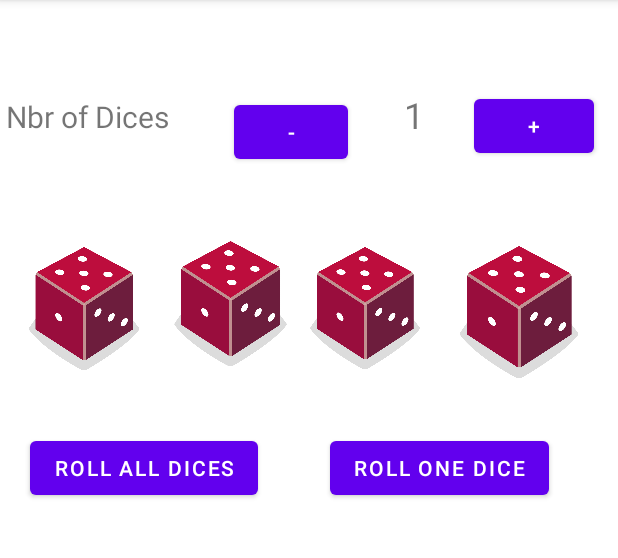
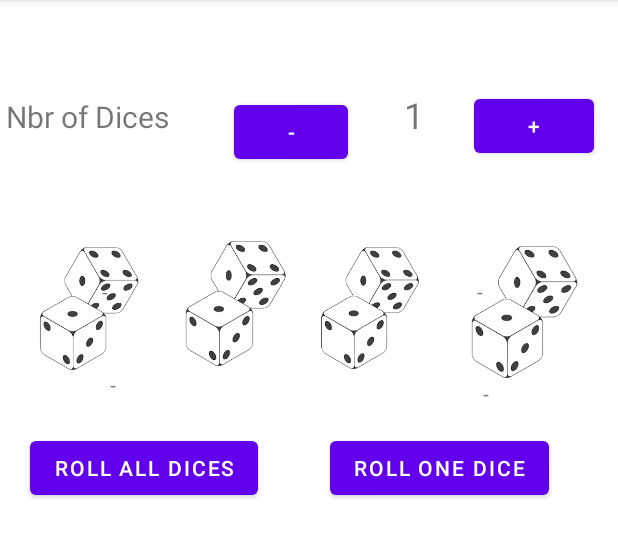
Before and after one commit to asmaakh98/DiceRoller, an Android app: the screen it shows after launch (MainActivity), on a phone screen of 412 x 824 dp, the part 84-642 px from its top. Run offline under Robolectric (Android 15) with nearby library versions, the phone set to English and light mode, and no system bars; 1 statement that could not run was skipped.

Commit message:
third Commit

```diff
--- a/app/src/main/java/com/example/part1diceroller/MainActivity.kt
+++ b/app/src/main/java/com/example/part1diceroller/MainActivity.kt
@@ -20,33 +20,33 @@ class MainActivity : AppCompatActivity() {
     private lateinit var diceImgV: Array<ImageView>
     private lateinit var recyclerView: RecyclerView
     private var isDiceStyleImg = true
-    private var dicesViewVals:Array<Int> = Array(4, init = {
+    private var dicesViewVals: Array<Int> = Array(4, init = {
         0
     })
-    private var results:MutableList<Result> = mutableListOf()
+    private var results: MutableList<Result> = mutableListOf()
 
     override fun onCreate(savedInstanceState: Bundle?) {
         super.onCreate(savedInstanceState)
         setContentView(R.layout.activity_main)
-        val rollButton: Button = findViewById(R.id.button)
-        rollButton.setOnClickListener { rollDice() }
+        //val rollButton: Button = findViewById(R.id.button)
+        //rollButton.setOnClickListener { rollDice() }
         recyclerView = findViewById<RecyclerView>(R.id.ResultsView)
-        recyclerView.adapter = ResultAdapter(this, results)
+        recyclerView.adapter = ResultAdapter(this)
         //roll the dice onLoad
-        rollDice()
-    }
-        /*nbDicesLbl = findViewById(R.id.lblNbDices)
+        //rollDice()
+
+        nbDicesLbl = findViewById(R.id.lblnbDices)
         dicesTxtV = Array(4, init = {
             if (it == 0) {
-                findViewById<TextView>(R.id.diceText1)
+                findViewById<TextView>(R.id.diceTv1)
             } else if (it == 1) {
-                findViewById<TextView>(R.id.diceText2)
+                findViewById<TextView>(R.id.diceTv2)
             } else if (it == 2) {
-                findViewById<TextView>(R.id.diceText3)
+                findViewById<TextView>(R.id.diceTv3)
             } else if (it == 3) {
-                findViewById<TextView>(R.id.diceText4)
+                findViewById<TextView>(R.id.diceTv4)
             } else {
-                findViewById<TextView>(R.id.diceText1)
+                findViewById<TextView>(R.id.diceTv1)
             }
         })
 
@@ -63,34 +63,37 @@ class MainActivity : AppCompatActivity() {
                 findViewById<ImageView>(R.id.Img1)
             }
         })
-    }*/
+    }
 
-    /* fun btnSwitchDiceStyleClicked(sender: View) {
+    /*fun btnSwitchDiceStyleClicked(sender: View) {
         isDiceStyleImg = !isDiceStyleImg
-        findViewById<View>(R.id.dicStyleText).isVisible = isDiceStyleImg
+        findViewById<View>(R.id.diceStyleText).isVisible = !isDiceStyleImg
         findViewById<View>(R.id.diceStyleImg).isVisible = isDiceStyleImg
-    }*/
+    }
 
-    /* val rollButton: Button = findViewById(R.id.button)
+     val rollButton: Button = findViewById(R.id.button)
         rollButton.setOnClickListener {
             rollDice()
         }*/
-    /*private fun btnRollOneClicked(sender: View) {
+    private fun btnRollOneClicked(sender: View) {
         if (Dice + 1 < nbDices) {
             Dice++
         } else {
             Dice = 0
             resetDice()
         }
-        rollDice()
+        rollDice(Dice)
+        if (Dice == nbDices - 1)
+            saveResult()
     }
 
     private fun btnRollAllClicked(sender: View) {
-        for (i in 0 until nbDices) {
-            rollDice()
+        for (i in 0 until nbDices - 1) {
+            rollDice(i)
         }
+        saveResult()
         Dice = 3
-    }*/
+    }
 
     private fun btnDiceIncClicked(sender: View) {
         if (nbDices == 4) return
@@ -110,7 +113,7 @@ class MainActivity : AppCompatActivity() {
         configureButtons()
     }
 
-    private fun rollDice() {
+    /*private fun rollDice() {
         // Create new Dice object with 6 sides and roll it
         val dice = Dice(6)
         val diceRoll = dice.roll()
@@ -168,7 +171,15 @@ class MainActivity : AppCompatActivity() {
         diceImage3.contentDescription = diceRoll.toString()
         diceImage4.setImageResource(drawableResource4)
         diceImage4.contentDescription = diceRoll.toString()
+    }*/
+    private fun rollDice(i: Int) {
+        var y = (1..6).random()
+        dicesViewVals[i] = y
+        dicesTxtV[i].text = y.toString()
+        diceImgV[i].setImageDrawable(getDrawable(y.toString()))
+
     }
+
     private fun configureButtons() {
         findViewById<Button>(R.id.btn_inc).isEnabled = nbDices != 4
         findViewById<Button>(R.id.btn_dec).isEnabled = nbDices != 1
@@ -177,28 +188,32 @@ class MainActivity : AppCompatActivity() {
     private fun getDiceDrawable(imgName: String): Drawable {
         return resources.getDrawable(
             resources.getIdentifier(
-                "@drawable/dice$imgName",
+                "@drawable/dice" + imgName,
                 null,
                 packageName
-            )
+            ), theme
         )
-
     }
 
+
     private fun resetDice() {
-        for (i in 0 until nbDices) {
+        for (i in 0 until nbDices - 1) {
             resetDice()
         }
 
     }
 
     private fun resetDice(i: Int) {
+        dicesViewVals = arrayOf(0)
         dicesTxtV[i].text = "-"
-        diceImgV[i]
+        diceImgV[i].setImageDrawable(getDiceDrawable("dice"))
+    }
+
+    private fun saveResult() {
+        val r = Result(dicesViewVals)
+        results.items.add(r)
     }
 }
-
-
     class Dice(private val numSides: Int) {
 
         fun roll(): Int {
@@ -213,14 +228,14 @@ class MainActivity : AppCompatActivity() {
 
 
 
-        /*private fun rollDice(i: Int) {
+   /*   private fun rollDice(i: Int) {
         // Create new Dice object with 6 sides and roll it
-        var d = (1..6).random()
+       var d = (1..6).random()
         dicesTxtV[i].text = d.toString()
         diceImgV[i].setImageDrawable(getDiceDrawable(d.toString()))
-    }*/
+    }
 
-        /*val diceRoll = dice.roll()
+       val diceRoll = dice.roll()
         val diceImage: ImageView = findViewById(R.id.imageView)
         val drawableResource = when (diceRoll) {
             1 -> R.drawable.dice_1
--- a/app/src/main/res/layout/activity_main.xml
+++ b/app/src/main/res/layout/activity_main.xml
@@ -8,7 +8,7 @@
     tools:context=".MainActivity">
 
     <TextView
-        android:id="@+id/nbDicesLbl"
+        android:id="@+id/lblnbDices"
         android:layout_width="136dp"
         android:layout_height="35dp"
         android:layout_marginStart="4dp"
@@ -37,7 +37,7 @@
         android:text="@string/textView"
         android:textAlignment="center"
         android:textSize="24sp"
-        app:layout_constraintStart_toEndOf="@+id/nbDicesLbl"
+        app:layout_constraintStart_toEndOf="@+id/lblnbDices"
         app:layout_constraintTop_toTopOf="parent" />
 
     <Button
@@ -123,6 +123,46 @@
             app:layout_constraintBottom_toBottomOf="parent"
             app:layout_constraintEnd_toEndOf="parent"
             app:srcCompat="@drawable/dice" />
+
+        <TextView
+            android:id="@+id/diceTv3"
+            android:layout_width="wrap_content"
+            android:layout_height="wrap_content"
+            android:layout_marginStart="69dp"
+            android:text="-"
+            app:layout_constraintStart_toStartOf="parent"
+            app:layout_constraintTop_toBottomOf="@+id/Img1" />
+
+        <TextView
+            android:id="@+id/diceTv2"
+            android:layout_width="wrap_content"
+            android:layout_height="wrap_content"
+            android:layout_marginTop="24dp"
+            android:layout_marginEnd="80dp"
+            android:text="-"
+            app:layout_constraintEnd_toEndOf="parent"
+            app:layout_constraintTop_toTopOf="parent" />
+
+        <TextView
+            android:id="@+id/diceTv4"
+            android:layout_width="wrap_content"
+            android:layout_height="wrap_content"
+            android:layout_marginTop="92dp"
+            android:layout_marginEnd="76dp"
+            android:text="-"
+            app:layout_constraintEnd_toEndOf="parent"
+            app:layout_constraintTop_toTopOf="parent" />
+
+        <TextView
+            android:id="@+id/diceTv1"
+            android:layout_width="4dp"
+            android:layout_height="18dp"
+            android:layout_marginStart="64dp"
+            android:layout_marginTop="24dp"
+            android:text="-"
+            app:layout_constraintStart_toStartOf="parent"
+            app:layout_constraintTop_toTopOf="parent" />
+
     </androidx.constraintlayout.widget.ConstraintLayout>
 
     <androidx.recyclerview.widget.RecyclerView
```
